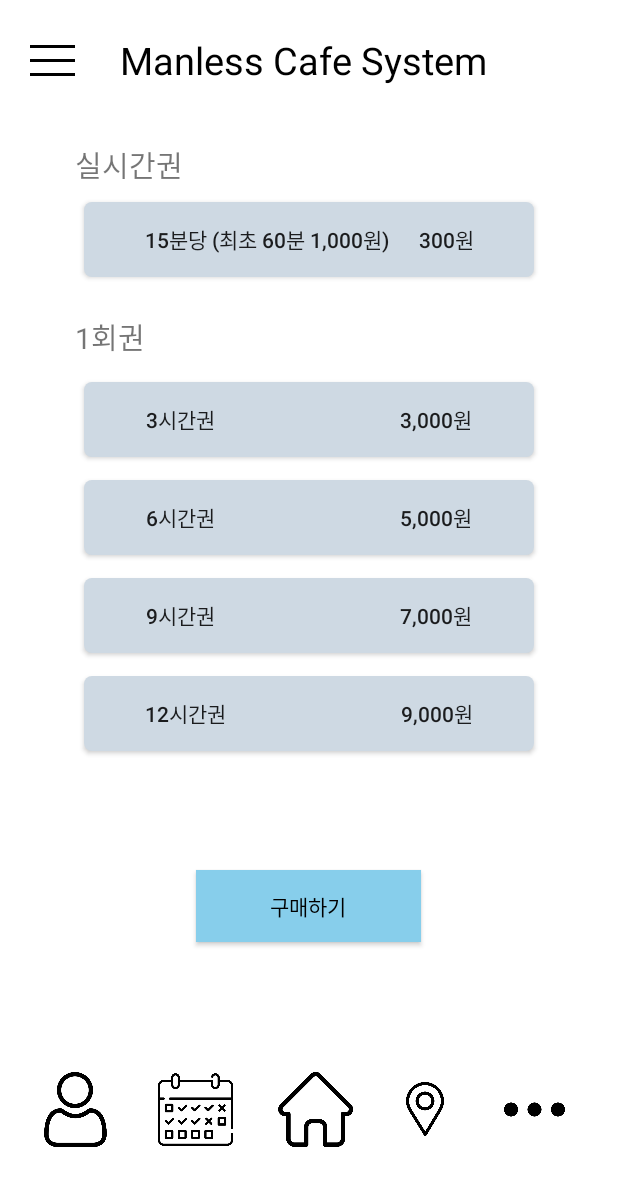
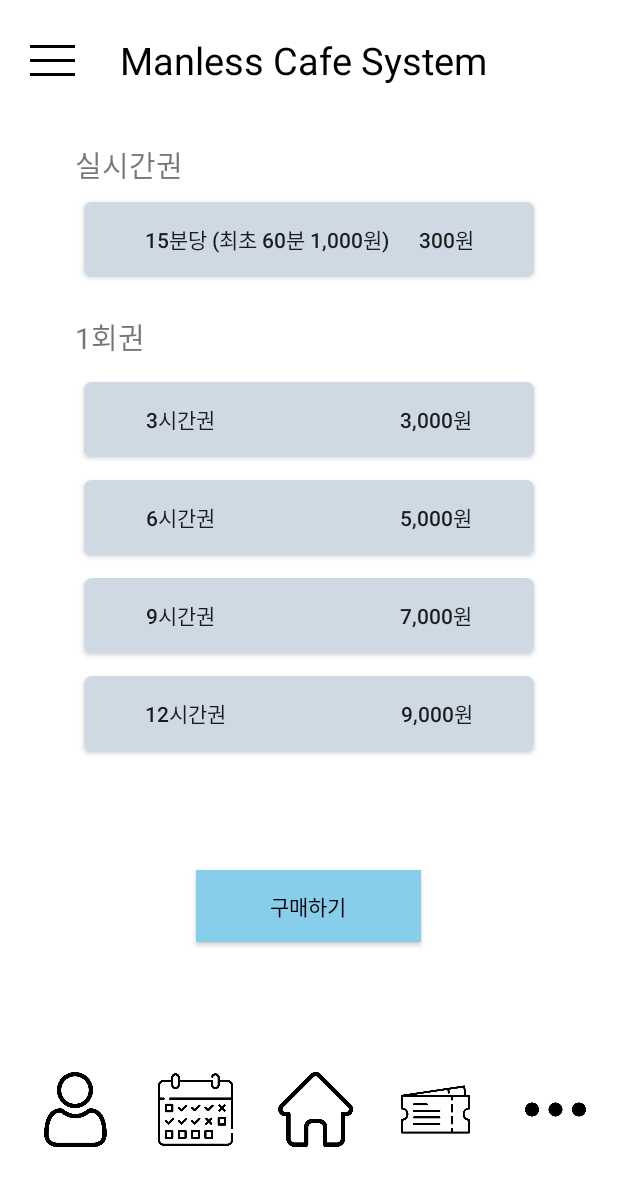
Before and after one commit to misunnyy/mcs, an Android app: the TicketBuyActivity screen opened directly, with no data from a screen before it, on a phone screen of 412 x 824 dp. Shown: the top 1186 px of the screen. Run offline under Robolectric (Android 15) with nearby library versions, the phone set to English and light mode, and no system bars.

```diff
--- a/app/src/main/res/layout/ticket_buy.xml
+++ b/app/src/main/res/layout/ticket_buy.xml
@@ -151,8 +151,7 @@
             android:background="#FFFFFF"
             android:src="@drawable/calendar"
             android:scaleType="fitCenter"
-            android:textColor="#000000"
-            android:text="예약" />
+            android:textColor="#000000" />
 
         <ImageButton
             android:id="@+id/BtnHome"
@@ -166,8 +165,8 @@
 
         <ImageButton
             android:id="@+id/BtnPay"
-            android:layout_width="36dp"
-            android:layout_height="44dp"
+            android:layout_width="50dp"
+            android:layout_height="50dp"
             android:layout_gravity="center"
             android:layout_marginLeft="30dp"
             android:background="#FFFFFF"
```
Also changed, not shown: app/src/main/res/drawable-v24/place.png.
